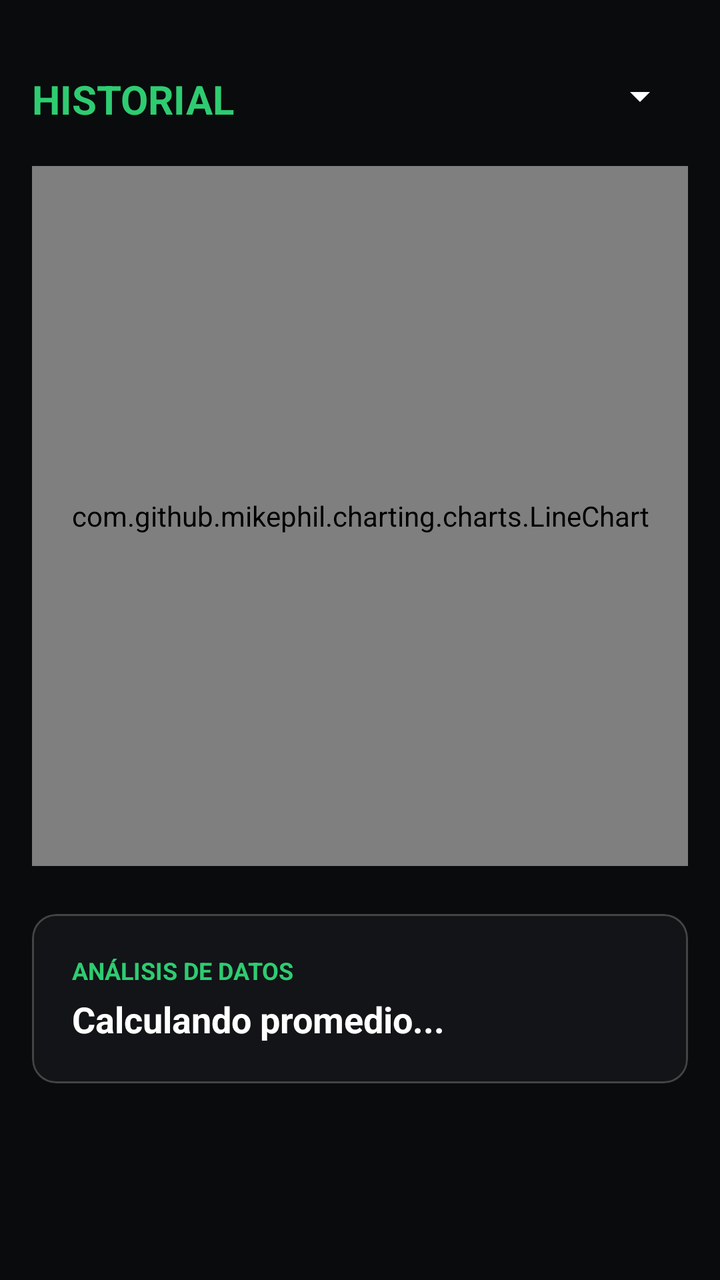
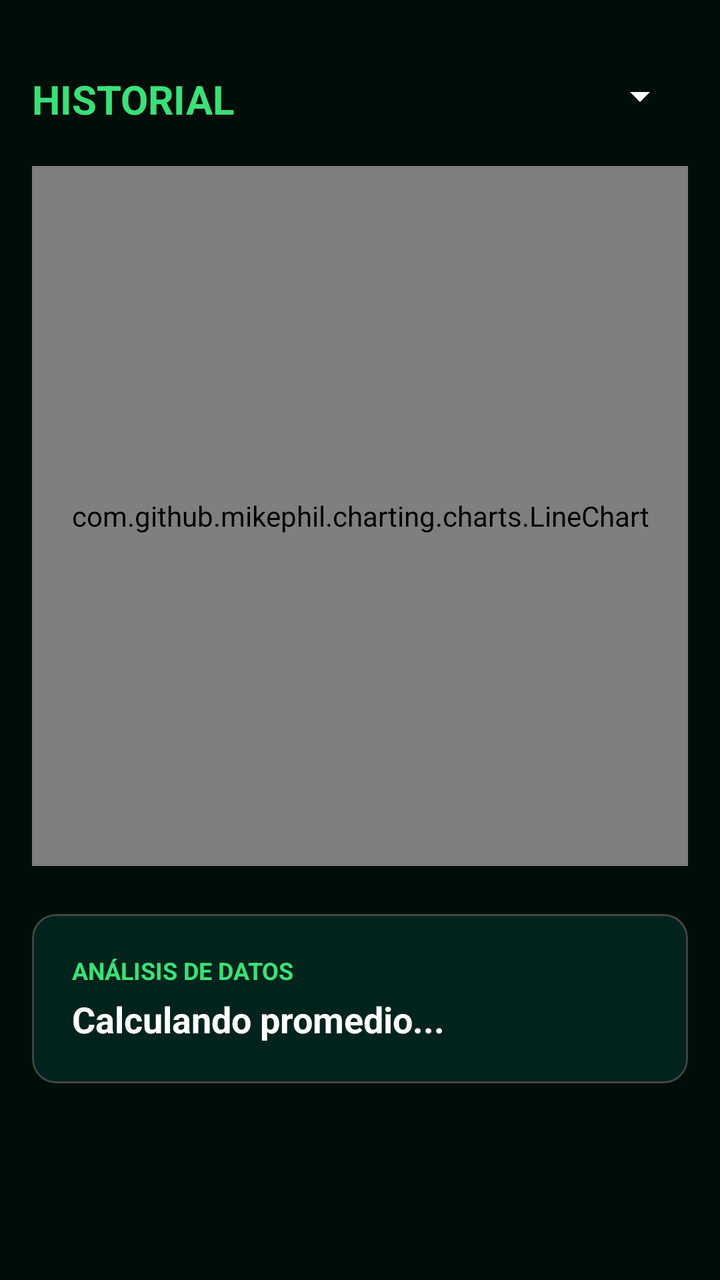

Compare the two renders of this Android layout. The source of the first and the diff that turns it into the second are given below.
<!-- AndroidManifest.xml: application theme Theme.MedCamp -->
<!-- res/layout/activity_detalle_grafico.xml -->
<?xml version="1.0" encoding="utf-8"?>
<LinearLayout xmlns:android="http://schemas.android.com/apk/res/android"
    xmlns:app="http://schemas.android.com/apk/res-auto"
    android:layout_width="match_parent"
    android:layout_height="match_parent"
    android:background="#0A0B0C"
    android:orientation="vertical"
    android:padding="16dp">

    <RelativeLayout
        android:layout_width="match_parent"
        android:layout_height="wrap_content"
        android:layout_marginTop="20dp"
        android:layout_marginBottom="20dp">

        <TextView
            android:id="@+id/tvTituloGrafico"
            android:layout_width="wrap_content"
            android:layout_height="wrap_content"
            android:text="HISTORIAL"
            android:textColor="#2ECC71"
            android:textSize="20sp"
            android:textStyle="bold" />

        <Spinner
            android:id="@+id/spinnerFiltro"
            android:layout_width="wrap_content"
            android:layout_height="wrap_content"
            android:layout_alignParentEnd="true"
            android:backgroundTint="#FFFFFF"
            android:spinnerMode="dropdown" />
    </RelativeLayout>

    <com.github.mikephil.charting.charts.LineChart
        android:id="@+id/lineChart"
        android:layout_width="match_parent"
        android:layout_height="350dp"
        android:layout_marginBottom="24dp" />

    <com.google.android.material.card.MaterialCardView
        android:layout_width="match_parent"
        android:layout_height="wrap_content"
        app:cardBackgroundColor="#121417"
        app:cardCornerRadius="12dp"
        app:strokeColor="#444444"
        app:strokeWidth="1dp">

        <LinearLayout
            android:layout_width="match_parent"
            android:layout_height="wrap_content"
            android:padding="20dp"
            android:orientation="vertical">

            <TextView
                android:layout_width="wrap_content"
                android:layout_height="wrap_content"
                android:text="ANÁLISIS DE DATOS"
                android:textColor="#2ECC71"
                android:textSize="12sp"
                android:layout_marginBottom="4dp"
                android:textStyle="bold" />

            <TextView
                android:id="@+id/tvPromedio"
                android:layout_width="wrap_content"
                android:layout_height="wrap_content"
                android:text="Calculando promedio..."
                android:textColor="#FFFFFF"
                android:textSize="18sp"
                android:textStyle="bold" />
        </LinearLayout>
    </com.google.android.material.card.MaterialCardView>

</LinearLayout>
<!-- resources referenced by this layout -->
<resources>
  <style name="Theme.MedCamp" parent="Theme.Material3.DayNight.NoActionBar">
          <item name="colorPrimary">@color/green_neon</item>
          <item name="colorOnPrimary">@color/bg_dark_deep</item>
  
          <item name="android:windowBackground">@color/bg_dark_deep</item>
  
          <item name="android:statusBarColor">@color/bg_dark_deep</item>
          <item name="android:windowLightStatusBar">false</item>
      </style>
  <color name="green_neon">#3AE078</color>
  <color name="bg_dark_deep">#000E08</color>
</resources>

<!-- the commit's change to res/layout/activity_detalle_grafico.xml (unified diff, before → after) -->
@@ -3,7 +3,7 @@
     xmlns:app="http://schemas.android.com/apk/res-auto"
     android:layout_width="match_parent"
     android:layout_height="match_parent"
-    android:background="#0A0B0C"
+    android:background="#000E08"
     android:orientation="vertical"
     android:padding="16dp">
 
@@ -18,7 +18,7 @@
             android:layout_width="wrap_content"
             android:layout_height="wrap_content"
             android:text="HISTORIAL"
-            android:textColor="#2ECC71"
+            android:textColor="#3AE078"
             android:textSize="20sp"
             android:textStyle="bold" />
 
@@ -40,7 +40,7 @@
     <com.google.android.material.card.MaterialCardView
         android:layout_width="match_parent"
         android:layout_height="wrap_content"
-        app:cardBackgroundColor="#121417"
+        app:cardBackgroundColor="#00241C"
         app:cardCornerRadius="12dp"
         app:strokeColor="#444444"
         app:strokeWidth="1dp">
@@ -55,7 +55,7 @@
                 android:layout_width="wrap_content"
                 android:layout_height="wrap_content"
                 android:text="ANÁLISIS DE DATOS"
-                android:textColor="#2ECC71"
+                android:textColor="#3AE078"
                 android:textSize="12sp"
                 android:layout_marginBottom="4dp"
                 android:textStyle="bold" />
